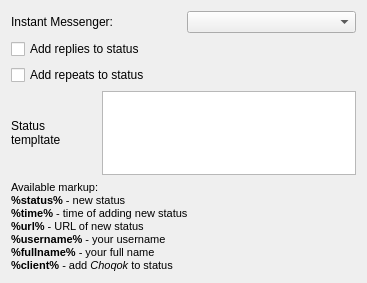
Before: the Qt Designer form plugins/imstatus/imstatusprefs.ui in KDE/choqok, drawn with Qt 5.
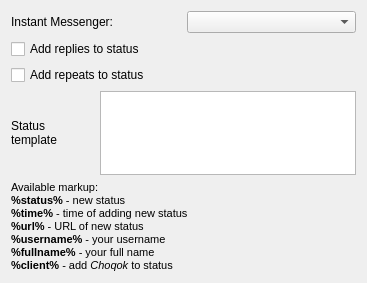
After: the same form once the commit is applied.

Commit message: typo: templtate->template

The edit to the form file:
```diff
--- a/plugins/imstatus/imstatusprefs.ui
+++ b/plugins/imstatus/imstatusprefs.ui
@@ -35,7 +35,7 @@
    <item row="3" column="0">
     <widget class="QLabel" name="label_status_templ">
      <property name="text">
-      <string>Status templtate</string>
+      <string>Status template</string>
      </property>
      <property name="wordWrap">
       <bool>true</bool>
```
